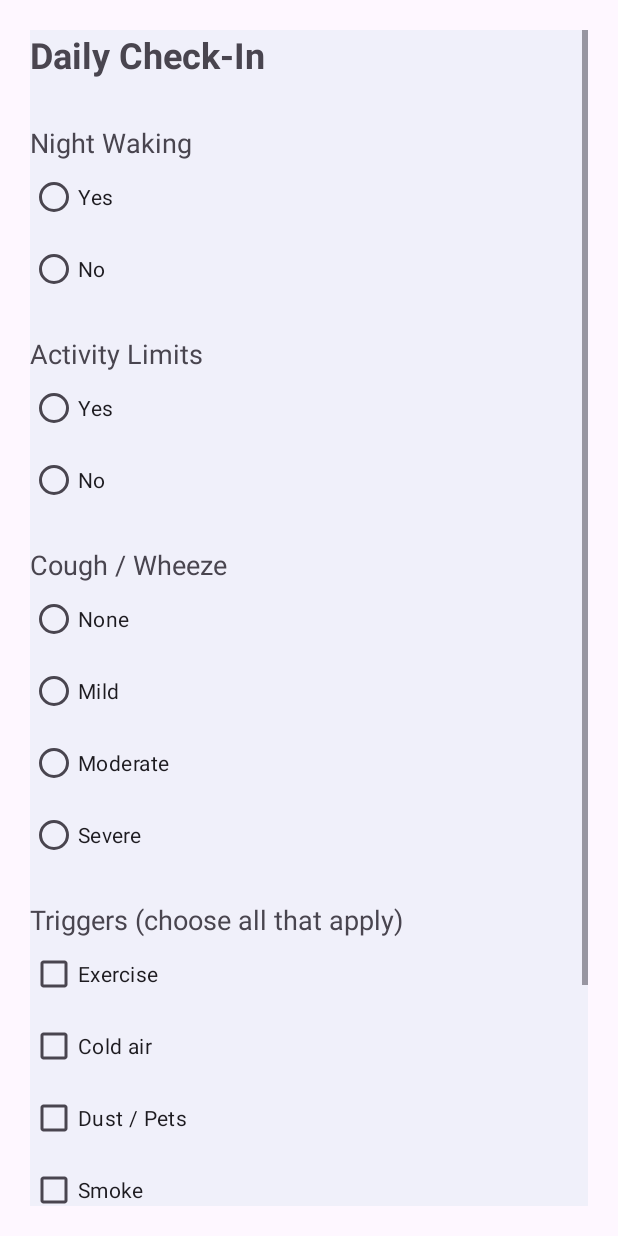
After one commit to Lemonardo-DWC/cscb07-group-project-20, an Android app: the fragment DailyCheckFragment shown on its own in the app's theme, on a phone screen of 412 x 824 dp. The commit adds this screen. Run offline under Robolectric (Android 15) with nearby library versions, the phone set to English and light mode, and no system bars; our stand-ins replace Firebase (no records; nobody signed in at launch, a user with empty details on screens opened directly).

Commit message:
add daily check fragment

```diff
--- /dev/null
+++ b/app/src/main/java/com/example/smartair/DailyCheckFragment.java
@@ -0,0 +1,124 @@
+package com.example.smartair;
+
+import android.os.Bundle;
+
+import androidx.annotation.NonNull;
+import androidx.annotation.Nullable;
+import androidx.fragment.app.Fragment;
+
+import android.view.LayoutInflater;
+import android.view.View;
+import android.view.ViewGroup;
+import android.widget.Button;
+import android.widget.CheckBox;
+import android.widget.RadioButton;
+import android.widget.RadioGroup;
+import android.widget.TextView;
+import android.widget.Toast;
+
+import com.google.firebase.auth.FirebaseAuth;
+import com.google.firebase.database.DatabaseReference;
+import com.google.firebase.database.FirebaseDatabase;
+
+import java.util.ArrayList;
+import java.util.HashMap;
+import java.util.List;
+import java.util.Map;
+
+
+public class DailyCheckFragment extends Fragment {
+    private String childId;
+
+    public DailyCheckFragment() {
+        // Required empty public constructor
+    }
+
+
+    @Override
+    public View onCreateView(LayoutInflater inflater, ViewGroup container,
+                             Bundle savedInstanceState) {
+        // Inflate the layout for this fragment
+        return inflater.inflate(R.layout.fragment_dailycheck, container, false);
+    }
+
+    @Override
+    public void onViewCreated(@NonNull View view, @Nullable Bundle savedInstanceState) {
+        super.onViewCreated(view, savedInstanceState);
+
+        Button buttonSave = view.findViewById(R.id.saveButton);
+        RadioGroup group1 = view.findViewById(R.id.nightWakingGroup);
+        RadioGroup group2 = view.findViewById(R.id.activityLimitGroup);
+        RadioGroup group3= view.findViewById(R.id.coughWheezeGroup);
+        CheckBox exercise = view.findViewById(R.id.triggerExercise);
+        CheckBox coldAir = view.findViewById(R.id.triggerColdAir);
+        CheckBox dustPets = view.findViewById(R.id.triggerDustPets);
+        CheckBox smoke = view.findViewById(R.id.triggerSmoke);
+        CheckBox illness = view.findViewById(R.id.triggerIllness);
+        CheckBox odors = view.findViewById(R.id.triggerOdors);
+
+        List<String> triggers = new ArrayList<>();
+
+        childId = FirebaseAuth.getInstance().getCurrentUser().getUid();
+        FirebaseDatabase db = FirebaseDatabase.getInstance();
+        DatabaseReference logRef = db.getReference("users").child(childId).child("rescueLogs");
+
+        buttonSave.setOnClickListener(v -> {
+
+
+            int num1 = group1.getCheckedRadioButtonId();
+            int num2 = group2.getCheckedRadioButtonId();
+            int num3 = group3.getCheckedRadioButtonId();
+            if (num1 == -1 || num2 == -1 || num3 == -1) {
+                Toast.makeText(getContext(),
+                        "Please answer all required questions.",
+                        Toast.LENGTH_SHORT).show();
+
+                return;
+            }
+
+            RadioButton selectedButton1 = view.findViewById(num1);
+            String selectedString1 = selectedButton1.getText().toString();
+
+
+            RadioButton selectedButton2 = view.findViewById(num2);
+            String selectedString2 = selectedButton2.getText().toString();
+
+
+            RadioButton selectedButton3 = view.findViewById(num3);
+            String selectedString3 = selectedButton3.getText().toString();
+
+
+
+            if (exercise.isChecked()) triggers.add("Exercise");
+            if (coldAir.isChecked()) triggers.add("Cold air");
+            if (dustPets.isChecked()) triggers.add("Dust / Pets");
+            if (smoke.isChecked()) triggers.add("Smoke");
+            if (illness.isChecked()) triggers.add("Illness");
+            if (odors.isChecked()) triggers.add("Perfume / Cleaners / Strong odors");
+
+            Map<String, Object> data = new HashMap<>();
+            data.put("nightWaking", selectedString1);
+            data.put("activityLimit", selectedString2);
+            data.put("coughWheeze", selectedString3);
+            data.put("triggers", triggers);
+            data.put("author", "Child");
+            data.put("timestamp", System.currentTimeMillis());
+
+            // --- 5. Upload to Firebase Realtime Database ---
+            DatabaseReference ref = FirebaseDatabase.getInstance()
+                    .getReference("dailyCheckIn")
+                    .child(childId)
+                    .push();
+
+            ref.setValue(data)
+                    .addOnSuccessListener(a -> {
+                        Toast.makeText(getContext(), "Saved!", Toast.LENGTH_SHORT).show();
+                    })
+                    .addOnFailureListener(e -> {
+                        Toast.makeText(getContext(), "Failed to save.", Toast.LENGTH_SHORT).show();
+                    });
+
+        });
+
+    }
+}
--- a/app/src/main/res/layout/fragment_child_home.xml
+++ b/app/src/main/res/layout/fragment_child_home.xml
@@ -19,7 +19,7 @@
             android:layout_width="match_parent"
             android:layout_height="wrap_content"
             android:backgroundTint="#CF0404"
-            android:text="Check Symptoms" />
+            android:text="One-Tap Triage (“Having trouble breathing?”)" />
 
         <Button
             android:id="@+id/button1"
@@ -33,14 +33,14 @@
             android:layout_width="match_parent"
             android:layout_height="wrap_content"
             android:backgroundTint="#FBC02D"
-            android:text="Record Controller Medicine" />
+            android:text="Record Controller Medication" />
 
         <Button
             android:id="@+id/button3"
             android:layout_width="match_parent"
             android:layout_height="wrap_content"
             android:backgroundTint="#388E3C"
-            android:text="Record Rescue Log" />
+            android:text="Record Rescue Medication" />
 
 
         <Button
@@ -48,7 +48,7 @@
             android:layout_width="match_parent"
             android:layout_height="wrap_content"
             android:backgroundTint="#0097A7"
-            android:text="PEF Logs" />
+            android:text="Record PEF" />
 
         <Button
             android:id="@+id/button6"
--- /dev/null
+++ b/app/src/main/res/layout/fragment_dailycheck.xml
@@ -0,0 +1,169 @@
+<?xml version="1.0" encoding="utf-8"?>
+<ScrollView xmlns:android="http://schemas.android.com/apk/res/android"
+    android:layout_width="match_parent"
+    android:layout_height="match_parent"
+    android:padding="20dp">
+
+    <LinearLayout
+        android:layout_width="match_parent"
+        android:layout_height="wrap_content"
+        android:background="@color/material_dynamic_neutral_variant95"
+        android:orientation="vertical"
+        android:paddingBottom="20dp">
+
+        <!-- Page Title -->
+        <TextView
+            android:id="@+id/titleDailyCheckIn"
+            android:layout_width="wrap_content"
+            android:layout_height="wrap_content"
+            android:paddingBottom="20dp"
+            android:text="Daily Check-In"
+            android:textSize="24sp"
+            android:textStyle="bold" />
+
+        <!-- Night Waking -->
+        <TextView
+            android:layout_width="wrap_content"
+            android:layout_height="wrap_content"
+            android:paddingTop="10dp"
+            android:text="Night Waking"
+            android:textSize="18sp" />
+
+        <RadioGroup
+            android:id="@+id/nightWakingGroup"
+            android:layout_width="match_parent"
+            android:layout_height="wrap_content">
+
+            <RadioButton
+                android:id="@+id/nightWakingYes"
+                android:layout_width="wrap_content"
+                android:layout_height="wrap_content"
+                android:text="Yes" />
+
+            <RadioButton
+                android:id="@+id/nightWakingNo"
+                android:layout_width="wrap_content"
+                android:layout_height="wrap_content"
+                android:text="No" />
+        </RadioGroup>
+
+        <!-- Activity Limits -->
+        <TextView
+            android:layout_width="wrap_content"
+            android:layout_height="wrap_content"
+            android:paddingTop="20dp"
+            android:text="Activity Limits"
+            android:textSize="18sp" />
+
+        <RadioGroup
+            android:id="@+id/activityLimitGroup"
+            android:layout_width="match_parent"
+            android:layout_height="wrap_content">
+
+            <RadioButton
+                android:id="@+id/activityLimitYes"
+                android:layout_width="wrap_content"
+                android:layout_height="wrap_content"
+                android:text="Yes" />
+
+            <RadioButton
+                android:id="@+id/activityLimitNo"
+                android:layout_width="wrap_content"
+                android:layout_height="wrap_content"
+                android:text="No" />
+        </RadioGroup>
+
+        <!-- Cough / Wheeze -->
+        <TextView
+            android:layout_width="wrap_content"
+            android:layout_height="wrap_content"
+            android:paddingTop="20dp"
+            android:text="Cough / Wheeze"
+            android:textSize="18sp" />
+
+        <RadioGroup
+            android:id="@+id/coughWheezeGroup"
+            android:layout_width="match_parent"
+            android:layout_height="wrap_content">
+
+            <RadioButton
+                android:id="@+id/coughNone"
+                android:layout_width="wrap_content"
+                android:layout_height="wrap_content"
+                android:text="None" />
+
+            <RadioButton
+                android:id="@+id/coughMild"
+                android:layout_width="wrap_content"
+                android:layout_height="wrap_content"
+                android:text="Mild" />
+
+            <RadioButton
+                android:id="@+id/coughModerate"
+                android:layout_width="wrap_content"
+                android:layout_height="wrap_content"
+                android:text="Moderate" />
+
+            <RadioButton
+                android:id="@+id/coughSevere"
+                android:layout_width="wrap_content"
+                android:layout_height="wrap_content"
+                android:text="Severe" />
+        </RadioGroup>
+
+        <!-- Triggers -->
+        <TextView
+            android:layout_width="wrap_content"
+            android:layout_height="wrap_content"
+            android:paddingTop="20dp"
+            android:text="Triggers (choose all that apply)"
+            android:textSize="18sp" />
+
+        <CheckBox
+            android:id="@+id/triggerExercise"
+            android:layout_width="wrap_content"
+            android:layout_height="wrap_content"
+            android:text="Exercise" />
+
+        <CheckBox
+            android:id="@+id/triggerColdAir"
+            android:layout_width="wrap_content"
+            android:layout_height="wrap_content"
+            android:text="Cold air" />
+
+        <CheckBox
+            android:id="@+id/triggerDustPets"
+            android:layout_width="wrap_content"
+            android:layout_height="wrap_content"
+            android:text="Dust / Pets" />
+
+        <CheckBox
+            android:id="@+id/triggerSmoke"
+            android:layout_width="wrap_content"
+            android:layout_height="wrap_content"
+            android:text="Smoke" />
+
+        <CheckBox
+            android:id="@+id/triggerIllness"
+            android:layout_width="wrap_content"
+            android:layout_height="wrap_content"
+            android:text="Illness" />
+
+        <CheckBox
+            android:id="@+id/triggerOdors"
+            android:layout_width="wrap_content"
+            android:layout_height="wrap_content"
+            android:text="Perfume / Cleaners / Strong odors" />
+
+        <!-- Save Button -->
+        <Button
+            android:id="@+id/saveButton"
+            android:layout_width="match_parent"
+            android:layout_height="wrap_content"
+            android:layout_marginTop="30dp"
+            android:padding="12dp"
+            android:text="Save" />
+
+    </LinearLayout>
+
+</ScrollView>
```
Also changed, not shown: 1 other file.
